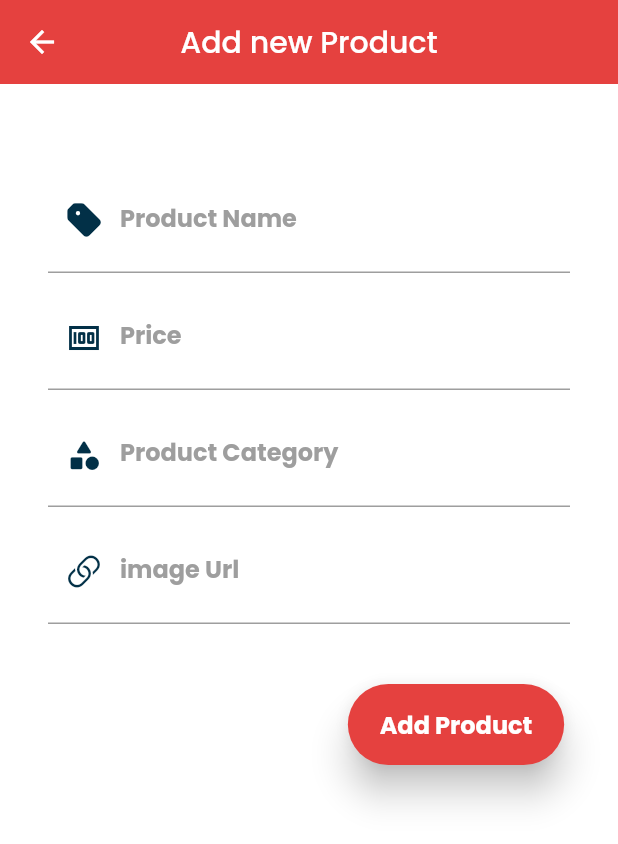
After one commit to Tirth88663/BellyBucks-UB2U, a Flutter app: the screen it shows after launch, after a tap on the "library add" icon, on a phone screen of 412 x 824 dp. The commit adds this screen. Shown: the top 844 px of the screen. Run offline on Flutter 3.47's test engine with Material 2 defaults, Android fonts, the phone set to English and light mode, and no system bars; our stand-ins replace cloud_firestore, curved_navigation_bar, firebase_auth, firebase_core, fluttertoast, get and 2 more; accounts and stored records are empty; network calls fail.

Commit message:
fixed cart backend and admin panel

```diff
--- /dev/null
+++ b/lib/admin/add_product_page.dart
@@ -0,0 +1,283 @@
+import 'package:cloud_firestore/cloud_firestore.dart';
+import 'package:flutter/cupertino.dart';
+import 'package:flutter/material.dart';
+import 'package:fluttertoast/fluttertoast.dart';
+import 'package:google_fonts/google_fonts.dart';
+
+import '../models/product_model.dart';
+import 'admin_page.dart';
+
+class AddProduct extends StatefulWidget {
+  const AddProduct({Key? key}) : super(key: key);
+
+  @override
+  State<AddProduct> createState() => _AddProductState();
+}
+
+class _AddProductState extends State<AddProduct> {
+  final _formkey = GlobalKey<FormState>();
+  final nameEditingController = TextEditingController();
+  final priceEditingController = TextEditingController();
+  final categoryEditingController = TextEditingController();
+  final imageUrlEditingController = TextEditingController();
+
+  @override
+  Widget build(BuildContext context) {
+    var width = MediaQuery.of(context).size.width;
+    final productNameField = TextFormField(
+      autofocus: false,
+      controller: nameEditingController,
+      keyboardType: TextInputType.emailAddress,
+      validator: (value) {
+        RegExp regex = RegExp(r'^.{3,}$');
+        if (value!.isEmpty) {
+          return ("product name is required");
+        }
+        if (!regex.hasMatch(value)) {
+          return ("Please enter valid name(Min. 3 Characters)");
+        }
+        return null;
+      },
+      onSaved: (value) {
+        nameEditingController.text = value!;
+      },
+      textInputAction: TextInputAction.next,
+      cursorColor: const Color(0xffE5413F),
+      decoration: InputDecoration(
+        labelText: 'Product Name',
+        labelStyle: GoogleFonts.poppins(
+          textStyle: const TextStyle(
+            color: Colors.grey,
+            fontWeight: FontWeight.bold,
+          ),
+        ),
+        prefixIcon:
+            const Icon(CupertinoIcons.tag_fill, color: Color(0xFF023047)),
+        contentPadding: const EdgeInsets.fromLTRB(20, 15, 20, 15),
+        hintText: "Product name (Min. 3 Characters) ",
+        hintStyle:
+            GoogleFonts.poppins(textStyle: const TextStyle(color: Colors.grey)),
+        focusedBorder: const OutlineInputBorder(
+          borderSide: BorderSide(color: Color(0xffE5413F)),
+        ),
+      ),
+    );
+    final priceField = TextFormField(
+      autofocus: false,
+      controller: priceEditingController,
+      keyboardType: TextInputType.number,
+      validator: (value) {
+        RegExp regex = RegExp(r'^\d+$');
+        if (value!.isEmpty) {
+          return ("Product Price is required");
+        }
+        if (!regex.hasMatch(value)) {
+          return ("Please enter valid number(eg: 100, 50, 53, 11)");
+        }
+        return null;
+      },
+      onSaved: (value) {
+        priceEditingController.text = value!;
+      },
+      textInputAction: TextInputAction.next,
+      cursorColor: const Color(0xffE5413F),
+      decoration: InputDecoration(
+        labelText: 'Price',
+        labelStyle: GoogleFonts.poppins(
+          textStyle: const TextStyle(
+            color: Colors.grey,
+            fontWeight: FontWeight.bold,
+          ),
+        ),
+        prefixIcon: const Icon(Icons.money_outlined, color: Color(0xFF023047)),
+        contentPadding: const EdgeInsets.fromLTRB(20, 15, 20, 15),
+        hintText: "enter Price (eg: 100, 50, 53, 11)",
+        hintStyle: GoogleFonts.poppins(
+          textStyle: const TextStyle(color: Colors.grey),
+        ),
+        focusedBorder: const OutlineInputBorder(
+          borderSide: BorderSide(color: Color(0xffE5413F)),
+        ),
+      ),
+    );
+    final categoryField = TextFormField(
+      autofocus: false,
+      controller: categoryEditingController,
+      keyboardType: TextInputType.emailAddress,
+      validator: (value) {
+        RegExp regex = RegExp(r'^.{3,}$');
+        if (value!.isEmpty) {
+          return ("product category is required");
+        }
+        if (!regex.hasMatch(value)) {
+          return ("Please enter valid detail (Min. 3 Characters)");
+        }
+        return null;
+      },
+      onSaved: (value) {
+        categoryEditingController.text = value!;
+      },
+      textInputAction: TextInputAction.next,
+      cursorColor: const Color(0xffE5413F),
+      decoration: InputDecoration(
+        labelText: 'Product Category',
+        labelStyle: GoogleFonts.poppins(
+          textStyle: const TextStyle(
+            color: Colors.grey,
+            fontWeight: FontWeight.bold,
+          ),
+        ),
+        prefixIcon:
+            const Icon(Icons.category_rounded, color: Color(0xFF023047)),
+        contentPadding: const EdgeInsets.fromLTRB(20, 15, 20, 15),
+        hintText: "Product Category (Min. 3 Characters) ",
+        hintStyle:
+            GoogleFonts.poppins(textStyle: const TextStyle(color: Colors.grey)),
+        focusedBorder: const OutlineInputBorder(
+          borderSide: BorderSide(color: Color(0xffE5413F)),
+        ),
+      ),
+    );
+    final imageUrlField = TextFormField(
+      autofocus: false,
+      controller: imageUrlEditingController,
+      keyboardType: TextInputType.emailAddress,
+      validator: (value) {
+        if (value!.isEmpty) {
+          return "Please Enter product image Url";
+        }
+        //reg expression for email validation
+        if (!RegExp(
+                r'(http|ftp|https):\/\/[\w\-_]+(\.[\w\-_]+)+([\w\-\.,@?^=%&amp;:/~\+#]*[\w\-\@?^=%&amp;/~\+#])?')
+            .hasMatch(value)) {
+          return ("Please Enter Valid Url");
+        }
+        return null;
+      },
+      onSaved: (value) {
+        imageUrlEditingController.text = value!;
+      },
+      textInputAction: TextInputAction.done,
+      cursorColor: const Color(0xffE5413F),
+      decoration: InputDecoration(
+        labelText: 'image Url',
+        labelStyle: GoogleFonts.poppins(
+          textStyle: const TextStyle(
+            color: Colors.grey,
+            fontWeight: FontWeight.bold,
+          ),
+        ),
+        prefixIcon: const Icon(CupertinoIcons.link, color: Color(0xFF023047)),
+        contentPadding: const EdgeInsets.fromLTRB(20, 15, 20, 15),
+        hintText: "enter product image Url",
+        hintStyle: GoogleFonts.poppins(
+          textStyle: const TextStyle(color: Colors.grey),
+        ),
+        focusedBorder: const OutlineInputBorder(
+          borderSide: BorderSide(color: Color(0xffE5413F)),
+        ),
+      ),
+    );
+    final addProductButton = MaterialButton(
+      shape: RoundedRectangleBorder(borderRadius: BorderRadius.circular(30)),
+      elevation: 10,
+      padding: const EdgeInsets.fromLTRB(20, 15, 20, 15),
+      height: 40,
+      minWidth: width * 0.35,
+      color: const Color(0xffE5413F),
+      onPressed: () {
+        addToDB();
+      },
+      child: Text(
+        "Add Product",
+        textAlign: TextAlign.center,
+        style: GoogleFonts.poppins(
+          textStyle: const TextStyle(
+            fontSize: 16,
+            color: Colors.white,
+            fontWeight: FontWeight.bold,
+          ),
+        ),
+      ),
+    );
+
+    return SafeArea(
+      child: Scaffold(
+          appBar: AppBar(
+            centerTitle: true,
+            title: Text(
+              "Add new Product",
+              style: GoogleFonts.poppins(),
+            ),
+            backgroundColor: const Color(0xffE5413F),
+            elevation: 0,
+          ),
+          body: SingleChildScrollView(
+            child: Center(
+              child: Form(
+                key: _formkey,
+                child: Padding(
+                  padding:
+                      const EdgeInsets.symmetric(vertical: 56, horizontal: 8),
+                  child: Center(
+                    child: Column(
+                      children: [
+                        Container(
+                          padding: const EdgeInsets.symmetric(horizontal: 24),
+                          child: productNameField,
+                        ),
+                        const SizedBox(height: 8),
+                        Container(
+                          padding: const EdgeInsets.symmetric(horizontal: 24),
+                          child: priceField,
+                        ),
+                        const SizedBox(height: 8),
+                        Container(
+                          padding: const EdgeInsets.symmetric(horizontal: 24),
+                          child: categoryField,
+                        ),
+                        const SizedBox(height: 8),
+                        Container(
+                          padding: const EdgeInsets.symmetric(horizontal: 24),
+                          child: imageUrlField,
+                        ),
+                        const SizedBox(height: 16),
+                        Padding(
+                          padding: const EdgeInsets.only(left: 196, top: 24),
+                          child: addProductButton,
+                        ),
+                        const SizedBox(height: 16),
+                      ],
+                    ),
+                  ),
+                ),
+              ),
+            ),
+          )),
+    );
+  }
+
+  void addToDB() async {
+    _formkey.currentState!.validate();
+    if (_formkey.currentState!.validate()) {
+      FirebaseFirestore firebaseFirestore = FirebaseFirestore.instance;
+      ProductModel productModel = ProductModel();
+
+      productModel.name = nameEditingController.text;
+      productModel.price = int.parse(priceEditingController.text);
+      productModel.category = categoryEditingController.text;
+      productModel.imageUrl = imageUrlEditingController.text;
+
+      await firebaseFirestore
+          .collection("products")
+          .doc(productModel.name)
+          .set(productModel.toMap());
+      Fluttertoast.showToast(msg: "Product Added successfully :)");
+
+      Navigator.pushAndRemoveUntil(
+          (context),
+          MaterialPageRoute(builder: (context) => const AdminPage()),
+          (route) => false);
+    }
+  }
+}
--- /dev/null
+++ b/lib/admin/admin_page.dart
@@ -0,0 +1,56 @@
+import 'package:bellybucks/admin/add_product_page.dart';
+import 'package:bellybucks/admin/all_product_page.dart';
+import 'package:flutter/material.dart';
+import 'package:google_fonts/google_fonts.dart';
+
+class AdminPage extends StatefulWidget {
+  const AdminPage({Key? key}) : super(key: key);
+
+  @override
+  State<AdminPage> createState() => _AdminPageState();
+}
+
+class _AdminPageState extends State<AdminPage> {
+  @override
+  Widget build(BuildContext context) {
+    return MaterialApp(
+      debugShowCheckedModeBanner: false,
+      home: SafeArea(
+        child: Scaffold(
+          appBar: AppBar(
+            backgroundColor: const Color(0xffE5413F),
+            title: Text(
+              "BellyBucks",
+              style: GoogleFonts.poppins(),
+            ),
+            titleSpacing: 1.5,
+            centerTitle: true,
+            elevation: 0,
+            actions: [
+              IconButton(
+                onPressed: () {
+                  Navigator.of(context).push(
+                    MaterialPageRoute(builder: (context) => const AddProduct()),
+                  );
+                },
+                icon: const Icon(Icons.library_add_outlined),
+              ),
+            ],
+          ),
+          floatingActionButton: FloatingActionButton(
+              shape: RoundedRectangleBorder(
+                borderRadius: BorderRadius.circular(20),
+              ),
+              backgroundColor: const Color(0xffE5413F),
+              onPressed: () {
+                Navigator.of(context).push(
+                  MaterialPageRoute(builder: (context) => const AllProducts()),
+                );
+              },
+              child: const Icon(Icons.library_books_outlined)),
+          body: Container(),
+        ),
+      ),
+    );
+  }
+}
--- a/lib/main.dart
+++ b/lib/main.dart
@@ -1,6 +1,7 @@
 import 'dart:async';
 import 'dart:ui';
 
+import 'package:bellybucks/admin/admin_page.dart';
 import 'package:bellybucks/bottombar_navigation.dart';
 import 'package:bellybucks/provider/dark_theme_provider.dart';
 import 'package:bellybucks/screens/login%20screen/login_screen.dart';
@@ -68,7 +69,7 @@ class _MyAppState extends State<MyApp> {
             debugShowCheckedModeBanner: false,
             theme: Styles.themeData(themeProvider.getDarkTheme, context),
             scrollBehavior: MyCustomScrollBehavior(),
-            home: const RootPage(),
+            home: const AdminPage(),
           );
         },
       ),
--- a/lib/models/product_model.dart
+++ b/lib/models/product_model.dart
@@ -1,14 +1,16 @@
 class ProductModel {
   // String? key;
   String? name;
-  double? price;
+  int? price;
   String? imageUrl;
+  String? category;
 
   ProductModel({
     // this.key,
     this.name,
     this.price,
     this.imageUrl,
+    this.category,
   });
 
   factory ProductModel.fromMap(map) {
@@ -17,6 +19,7 @@ class ProductModel {
       name: map['name'],
       price: map['price'],
       imageUrl: map['imageUrl'],
+      category: map['category'],
     );
   }
   //sending data to server
@@ -26,7 +29,25 @@ class ProductModel {
       'name': name,
       'price': price,
       'imageUrl': imageUrl,
+      'category': category,
+      "searchKeywords": setSearchParam(name!, category),
     };
+  }
+
+  setSearchParam(String name, category) {
+    List<String> caseSearchList = [];
+    String temp = "";
+    for (int i = 0; i < name.length; i++) {
+      temp = temp + name[i];
+      caseSearchList.add(temp);
+    }
+    temp = "";
+    for (int i = 0; i < category.length; i++) {
+      temp = temp + category[i];
+      caseSearchList.add(temp);
+    }
+    return caseSearchList;
+  }
 }
 
 // static ProductModel fromsnapshot(DocumentSnapshot snap) {
@@ -52,10 +73,9 @@ class ProductModel {
 //         "https://th.bing.com/th/id/OIP.VWk3BpwznL_qitkaxUwFcAHaFe?pid=ImgDet&rs=1",
 //   ),
 //   Product(
-  //     name: "watermealon",
+//     name: "watermelon",
 //     price: 4.00,
 //     imageUrl:
 //         "https://prod-waitrose-cdn.azureedge.net/media/images/products/2020/05/21876.jpg",
 //   )
 // ];
-}
--- a/lib/widgets/cart_total.dart
+++ b/lib/widgets/cart_total.dart
@@ -2,6 +2,8 @@ import 'package:bellybucks/controllers/cart_controllers.dart';
 import 'package:flutter/material.dart';
 import 'package:get/get.dart';
 import 'package:google_fonts/google_fonts.dart';
+
+import '../screens/cart screen/mobile_cart_screen.dart';
 
 class CartTotal extends StatelessWidget {
   final CartController controller = Get.find();
@@ -9,6 +11,7 @@ class CartTotal extends StatelessWidget {
 
   @override
   Widget build(BuildContext context) {
+    MobileCartScreen cartScreen = MobileCartScreen();
     return Obx(
       () => controller.products.length == 0
           ? Container()
@@ -27,7 +30,7 @@ class CartTotal extends StatelessWidget {
                     ),
                   ),
                   Text(
-                    "₹${controller.total}",
+                    "${key.currentState?.tirth}",
                     style: GoogleFonts.poppins(
                       textStyle: const TextStyle(
                         fontSize: 24,
```
Also changed, not shown: lib/admin/all_product_page.dart (added, +80 -0 lines), lib/models/cart_model.dart (+9 -6 lines), lib/screens/cart screen/mobile_cart_screen.dart (+85 -8 lines), lib/screens/home screen/mobile_home_screen.dart (+12 -7 lines). Lines whose indentation alone changed are shown as unchanged.
